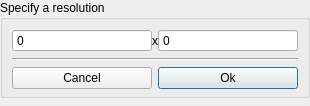
This is src/display/qt/dialogs/ui/resolution_dialog.ui in mrehkopf/vcs as Qt 5 draws it before an edit. The edited form follows.
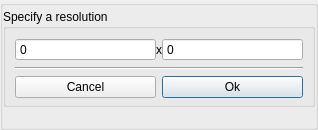
This is the edited form.

Commit message:
gui/dialogs: Unify layout
All dialogs should have a main group box inside which the dialog's group
boxes are placed.

What changed in the file:
```diff
--- a/src/display/qt/dialogs/ui/resolution_dialog.ui
+++ b/src/display/qt/dialogs/ui/resolution_dialog.ui
@@ -6,22 +6,43 @@
    <rect>
     <x>0</x>
     <y>0</y>
-    <width>310</width>
-    <height>106</height>
+    <width>318</width>
+    <height>130</height>
    </rect>
   </property>
   <property name="windowTitle">
    <string>Force input resolution</string>
   </property>
+  <layout class="QVBoxLayout" name="verticalLayout_3">
+   <property name="spacing">
+    <number>0</number>
+   </property>
+   <property name="leftMargin">
+    <number>0</number>
+   </property>
+   <property name="topMargin">
+    <number>0</number>
+   </property>
+   <property name="rightMargin">
+    <number>0</number>
+   </property>
+   <property name="bottomMargin">
+    <number>0</number>
+   </property>
+   <item>
+    <widget class="QGroupBox" name="groupBox_main">
+     <property name="title">
+      <string/>
+     </property>
   <layout class="QVBoxLayout" name="verticalLayout">
    <property name="spacing">
-    <number>0</number>
+       <number>3</number>
    </property>
    <property name="leftMargin">
     <number>0</number>
    </property>
    <property name="topMargin">
-    <number>0</number>
+       <number>3</number>
    </property>
    <property name="rightMargin">
     <number>0</number>
@@ -147,10 +168,13 @@
      <property name="sizeHint" stdset="0">
       <size>
        <width>20</width>
-       <height>9999999</height>
+          <height>999999</height>
       </size>
      </property>
     </spacer>
+      </item>
+     </layout>
+    </widget>
    </item>
   </layout>
  </widget>
```
Lines whose indentation alone changed are shown as unchanged. The commit also changes 13 other files.
